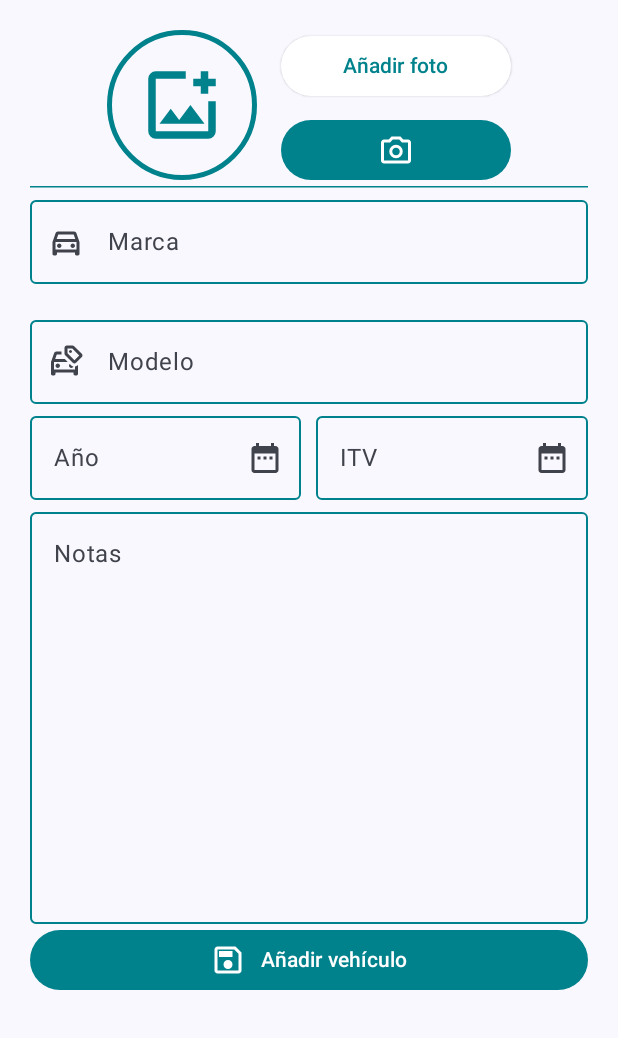
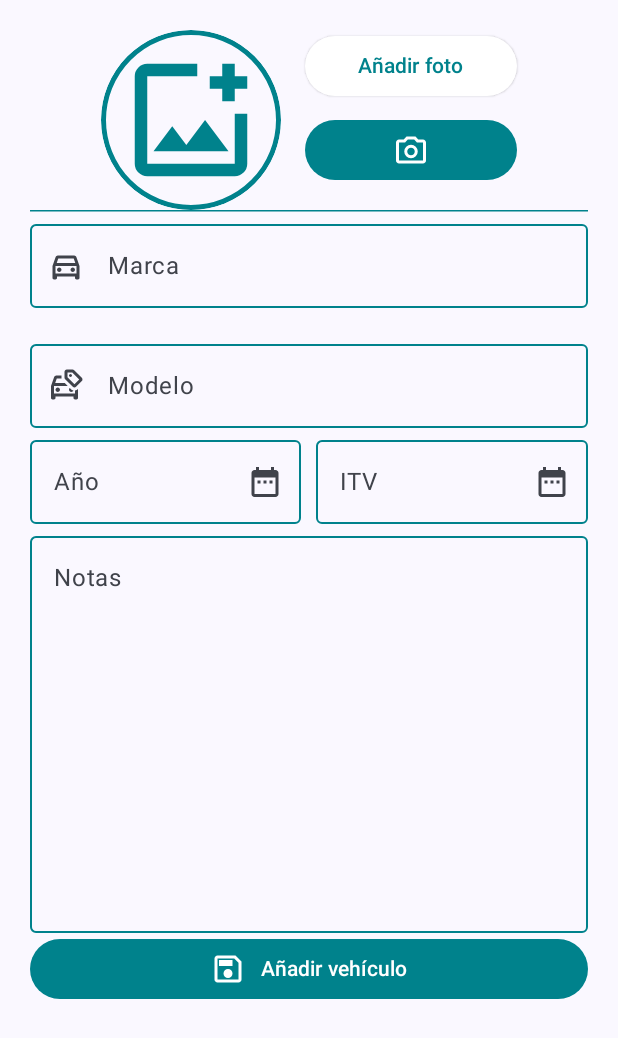
Before and after one commit to MarcosIMC/vGarage-Android, an Android app built with Jetpack Compose: the composable Body shown on its own in the app's theme, after a tap on "Abrir cámara", on a phone screen of 412 x 824 dp. Shown: the top 1038 px of the screen. Run offline under Robolectric (Android 15) with nearby library versions, the phone set to English and light mode, and no system bars; our stand-ins replace Dagger/Hilt's generated code; libraries missing offline, so code that uses them is left out: com.google.android.libraries.

Commit message:
Add: Implement camera functionality and image loading in AddVehicleScreen; enhance AddVehicleViewModel for photo handling

```diff
--- a/app/build.gradle.kts
+++ b/app/build.gradle.kts
@@ -53,6 +53,7 @@ dependencies {
     implementation(libs.androidx.material3)
     implementation(libs.androidx.compose.material3)
     implementation(libs.places)
+    implementation(libs.androidx.compose.ui.unit)
     //implementation(libs.androidx.navigation.testing.android)
 
     //Test
--- a/app/src/main/AndroidManifest.xml
+++ b/app/src/main/AndroidManifest.xml
@@ -2,6 +2,10 @@
 <manifest xmlns:android="http://schemas.android.com/apk/res/android"
     xmlns:tools="http://schemas.android.com/tools">
 
+    <uses-feature android:name="android.hardware.camera.any" />
+    <uses-permission android:name="android.permission.CAMERA" />
+    <uses-permission android:name="android.permission.WRITE_EXTERNAL_STORAGE"
+        android:maxSdkVersion="28" />
     <application
         android:allowBackup="true"
         android:dataExtractionRules="@xml/data_extraction_rules"
--- a/app/src/main/java/com/mimc_software/vgarageandroid/addVehicle/AddVehicleScreen.kt
+++ b/app/src/main/java/com/mimc_software/vgarageandroid/addVehicle/AddVehicleScreen.kt
@@ -1,8 +1,19 @@
 package com.mimc_software.vgarageandroid.addVehicle
 
+import android.content.ContentValues
+import android.content.Context
+import android.graphics.Bitmap
+import android.graphics.BitmapFactory
+import android.net.Uri
+import android.provider.MediaStore
+import android.widget.Toast
+import androidx.activity.compose.rememberLauncherForActivityResult
+import androidx.activity.result.contract.ActivityResultContracts
+import androidx.compose.foundation.Image
 import androidx.compose.foundation.border
-import androidx.compose.foundation.interaction.MutableInteractionSource
+import androidx.compose.foundation.clickable
 import androidx.compose.foundation.layout.Arrangement
+import androidx.compose.foundation.layout.Box
 import androidx.compose.foundation.layout.Column
 import androidx.compose.foundation.layout.Row
 import androidx.compose.foundation.layout.Spacer
@@ -15,6 +26,7 @@ import androidx.compose.foundation.layout.width
 import androidx.compose.foundation.shape.CircleShape
 import androidx.compose.material.icons.Icons
 import androidx.compose.material.icons.automirrored.filled.ArrowBack
+import androidx.compose.material.icons.filled.Call
 import androidx.compose.material3.ButtonColors
 import androidx.compose.material3.DividerDefaults
 import androidx.compose.material3.ElevatedButton
@@ -29,6 +41,7 @@ import androidx.compose.material3.Text
 import androidx.compose.material3.TopAppBar
 import androidx.compose.material3.TopAppBarDefaults
 import androidx.compose.runtime.Composable
+import androidx.compose.runtime.LaunchedEffect
 import androidx.compose.runtime.collectAsState
 import androidx.compose.runtime.getValue
 import androidx.compose.runtime.mutableStateOf
@@ -40,10 +53,15 @@ import androidx.compose.ui.Modifier
 import androidx.compose.ui.draw.clip
 import androidx.compose.ui.focus.onFocusChanged
 import androidx.compose.ui.graphics.Color
+import androidx.compose.ui.graphics.asImageBitmap
 import androidx.compose.ui.graphics.vector.ImageVector
+import androidx.compose.ui.layout.ContentScale
+import androidx.compose.ui.platform.LocalContext
 import androidx.compose.ui.res.colorResource
 import androidx.compose.ui.res.vectorResource
+import androidx.compose.ui.unit.Dp
 import androidx.compose.ui.unit.dp
+import androidx.core.content.ContextCompat
 import androidx.navigation.NavHostController
 import com.mimc_software.vgarageandroid.R
 import com.mimc_software.vgarageandroid.ui.theme.customComponents.CustomOutlinedTextField
@@ -97,20 +115,10 @@ fun Body(modifier: Modifier, addVehicleViewModel: AddVehicleViewModel, state: Ad
             .padding(20.dp)
     ) {
         Row(modifier.fillMaxWidth(), horizontalArrangement = Arrangement.Center) {
-            IconButton(
-                onClick = {},
-                modifier = modifier
-                    .size(100.dp)
-                    .border(3.dp, colorResource(R.color.appColor), CircleShape)
-                    .clip(CircleShape)
-            ) {
-                Icon(
-                    imageVector = ImageVector.vectorResource(R.drawable.add_photo_alternate_24px),
-                    contentDescription = "Añadir foto de la galería",
-                    tint = colorResource(R.color.appColor),
-                    modifier = Modifier.size(60.dp)
-                )
-            }
+            LoadImageVehicle(
+                imageUriString = state.vehicleImage,
+                modifier = modifier.size(120.dp),
+            )
 
             Spacer(modifier = Modifier.width(16.dp))
 
@@ -132,27 +140,68 @@ fun Body(modifier: Modifier, addVehicleViewModel: AddVehicleViewModel, state: Ad
                     Text("Añadir foto")
                 }
 
-                FilledTonalButton(
-                    onClick = {},
-                    Modifier.fillMaxWidth(0.6f),
-                    colors = ButtonColors(
-                        containerColor = colorResource(R.color.appColor),
-                        contentColor = colorResource(R.color.white),
-                        disabledContainerColor = Color.Transparent,
-                        disabledContentColor = Color.Transparent
-                    )
-                ) {
-                    Icon(
-                        imageVector = ImageVector.vectorResource(R.drawable.photo_camera_24px),
-                        contentDescription = "Abrir cámara"
-                    )
-                }
+                CameraButton(addVehicleViewModel)
             }
         }
 
         HorizontalDivider(Modifier, DividerDefaults.Thickness, colorResource(R.color.appColor))
 
         AddVehicleForm(modifier, addVehicleViewModel, state)
+    }
+}
+
+@Composable
+fun LoadImageVehicle(
+    imageUriString: String?,
+    modifier: Modifier = Modifier,
+    size: Dp = 100.dp,
+    borderColor: Color = colorResource(R.color.appColor),
+    borderWidth: Dp = 3.dp
+) {
+    Box(
+        modifier = modifier
+            .size(size)
+            .clip(CircleShape)
+            .border(borderWidth, borderColor, CircleShape)
+            .clickable {  },
+        contentAlignment = Alignment.Center
+    ) {
+        if (!imageUriString.isNullOrEmpty()) {
+            val context = LocalContext.current
+            val bitmap = remember(imageUriString) {
+                // Convertimos la URI String a Uri
+                val uri = Uri.parse(imageUriString)
+                // Decodificamos a Bitmap desde ContentResolver
+                context.contentResolver.openInputStream(uri)?.use { inputStream ->
+                    BitmapFactory.decodeStream(inputStream)
+                }
+            }
+
+            if (bitmap != null) {
+                Image(
+                    bitmap = bitmap.asImageBitmap(),
+                    contentDescription = "Foto del vehículo",
+                    modifier = modifier.size(size),
+                    contentScale = ContentScale.Crop
+                )
+            } else {
+                // fallback si no se pudo decodificar
+                Icon(
+                    imageVector = ImageVector.vectorResource(R.drawable.add_photo_alternate_24px),
+                    contentDescription = "Cámara",
+                    modifier = Modifier.size(size),
+                    tint = colorResource(R.color.appColor)
+                )
+            }
+        } else {
+            // fallback si no hay imagen
+            Icon(
+                imageVector = ImageVector.vectorResource(R.drawable.add_photo_alternate_24px),
+                contentDescription = "Cámara",
+                modifier = Modifier.size(size),
+                tint = colorResource(R.color.appColor)
+            )
+        }
     }
 }
 
@@ -262,3 +311,90 @@ fun AddVehicleForm(
         }
     }
 }
+
+@Composable
+fun CameraButton(addVehicleViewModel: AddVehicleViewModel) {
+    val context = LocalContext.current
+
+    val permissionsLauncher = rememberLauncherForActivityResult(
+        contract = ActivityResultContracts.RequestPermission()
+    ) { isGranted: Boolean ->
+        if (isGranted) {
+            addVehicleViewModel.onCameraOpen()
+        } else {
+            Toast.makeText(context, "Permiso de cámara denegado", Toast.LENGTH_SHORT).show()
+        }
+    }
+
+    val cameraLauncher = rememberLauncherForActivityResult(
+        contract = ActivityResultContracts.TakePicturePreview()
+    ) { bitmap ->
+        bitmap?.let {
+            addVehicleViewModel.onPhotoCaptured(saveBitmapToGallery(context, it))
+        }
+    }
+
+    LaunchedEffect(Unit) {
+        addVehicleViewModel.uiEvent.collect { event ->
+            when (event) {
+                is AddVehicleUiEvent.OpenCamera -> {
+                    cameraLauncher.launch(null)
+                }
+            }
+        }
+    }
+
+    FilledTonalButton(
+        onClick = {
+            when {
+                ContextCompat.checkSelfPermission(
+                    context,
+                    android.Manifest.permission.CAMERA
+                ) == android.content.pm.PackageManager.PERMISSION_GRANTED -> {
+                    addVehicleViewModel.onCameraOpen()
+                }
+
+                else -> {
+                    permissionsLauncher.launch(android.Manifest.permission.CAMERA)
+                }
+            }
+        },
+        Modifier.fillMaxWidth(0.6f),
+        colors = ButtonColors(
+            containerColor = colorResource(R.color.appColor),
+            contentColor = colorResource(R.color.white),
+            disabledContainerColor = Color.Transparent,
+            disabledContentColor = Color.Transparent
+        )
+    ) {
+        Icon(
+            imageVector = ImageVector.vectorResource(R.drawable.photo_camera_24px),
+            contentDescription = "Abrir cámara"
+        )
+    }
+}
+
+fun saveBitmapToGallery(
+    context: Context,
+    bitmap: Bitmap
+): Uri {
+    val contentValues = ContentValues().apply {
+        put(MediaStore.Images.Media.DISPLAY_NAME, "vehicle_${System.currentTimeMillis()}.jpg")
+        put(MediaStore.Images.Media.MIME_TYPE, "image/jpeg")
+        put(MediaStore.Images.Media.RELATIVE_PATH, "Pictures/vGarage")
+        put(MediaStore.Images.Media.IS_PENDING, 1)
+    }
+    val resolver = context.contentResolver
+    val collection = MediaStore.Images.Media.getContentUri(MediaStore.VOLUME_EXTERNAL_PRIMARY)
+    val imageUri = resolver.insert(collection, contentValues)
+
+    if (imageUri != null) {
+        resolver.openOutputStream(imageUri)?.use { out ->
+            bitmap.compress(Bitmap.CompressFormat.JPEG, 100, out)
+        }
+        contentValues.clear()
+        contentValues.put(MediaStore.Images.Media.IS_PENDING, 0)
+        resolver.update(imageUri, contentValues, null, null)
+    }
+    return imageUri!!
+}
--- a/app/src/main/java/com/mimc_software/vgarageandroid/addVehicle/AddVehicleViewModel.kt
+++ b/app/src/main/java/com/mimc_software/vgarageandroid/addVehicle/AddVehicleViewModel.kt
@@ -1,14 +1,19 @@
 package com.mimc_software.vgarageandroid.addVehicle
 
+import android.net.Uri
 import androidx.compose.runtime.derivedStateOf
 import androidx.compose.runtime.getValue
 import androidx.compose.runtime.mutableStateOf
 import androidx.compose.runtime.setValue
 import androidx.lifecycle.ViewModel
+import androidx.lifecycle.viewModelScope
 import com.google.android.libraries.places.api.model.LocalDate
 import dagger.hilt.android.lifecycle.HiltViewModel
+import kotlinx.coroutines.flow.MutableSharedFlow
 import kotlinx.coroutines.flow.MutableStateFlow
 import kotlinx.coroutines.flow.StateFlow
+import kotlinx.coroutines.flow.asSharedFlow
+import kotlinx.coroutines.launch
 import javax.inject.Inject
 
 data class AddVehicleUiState(
@@ -21,10 +26,17 @@ data class AddVehicleUiState(
     val garageId: String = "",
 )
 
+sealed class AddVehicleUiEvent {
+    object OpenCamera: AddVehicleUiEvent()
+}
+
 @HiltViewModel
 class AddVehicleViewModel @Inject constructor() : ViewModel() {
     private val _uiState = MutableStateFlow(AddVehicleUiState())
     val uiState: StateFlow<AddVehicleUiState> = _uiState
+
+    private val _uiEvent = MutableSharedFlow<AddVehicleUiEvent>()
+    val uiEvent = _uiEvent.asSharedFlow()
 
     val vehicleNameHasError: Boolean
         get() = _uiState.value.vehicleName.isEmpty() || "[0-9]".toRegex()
@@ -58,4 +70,14 @@ class AddVehicleViewModel @Inject constructor() : ViewModel() {
     fun _onGarageIdChange(newValue: String) {
         _uiState.value = _uiState.value.copy(garageId = newValue)
     }
+
+    fun onCameraOpen() {
+        viewModelScope.launch {
+            _uiEvent.emit(AddVehicleUiEvent.OpenCamera)
+        }
+    }
+
+    fun onPhotoCaptured(uri: Uri) {
+        _onVehicleImageChange(uri.toString())
+    }
 }
--- a/gradle/libs.versions.toml
+++ b/gradle/libs.versions.toml
@@ -10,6 +10,7 @@ activityCompose = "1.8.0"
 composeBom = "2024.09.00"
 material3 = "1.3.2"
 places = "4.4.1"
+uiUnit = "1.9.1"
 
 [libraries]
 androidx-core-ktx = { group = "androidx.core", name = "core-ktx", version.ref = "coreKtx" }
@@ -28,6 +29,7 @@ androidx-ui-test-junit4 = { group = "androidx.compose.ui", name = "ui-test-junit
 androidx-material3 = { group = "androidx.compose.material3", name = "material3" }
 androidx-compose-material3 = { group = "androidx.compose.material3", name = "material3", version.ref = "material3" }
 places = { group = "com.google.android.libraries.places", name = "places", version.ref = "places" }
+androidx-compose-ui-unit = { group = "androidx.compose.ui", name = "ui-unit", version.ref = "uiUnit" }
 
 [plugins]
 android-application = { id = "com.android.application", version.ref = "agp" }
```
